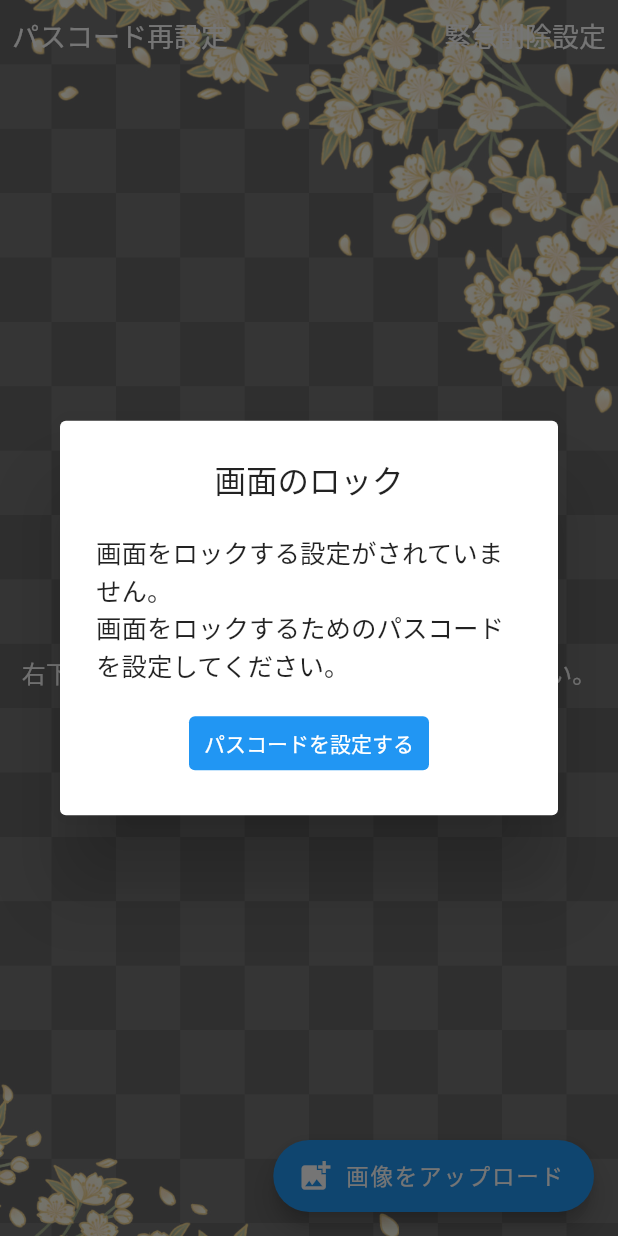
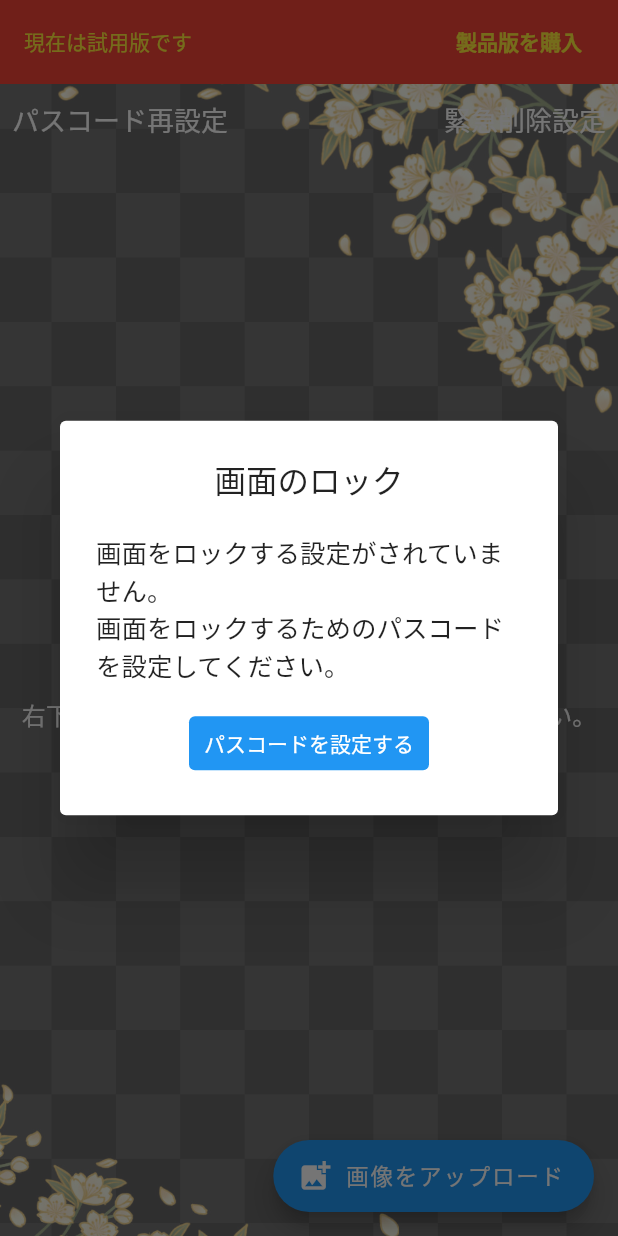
Before and after one commit to agora-creation/ending_file_app, a Flutter app: the HomeScreen screen opened directly, on a phone screen of 412 x 824 dp. Run offline on Flutter 3.47's test engine with Material 2 defaults, Android fonts, the light colour scheme and no system bars; our stand-ins replace in_app_review, modal_bottom_sheet, shared_preferences, sqflite, top_snackbar_flutter, video_player; missing offline and left inert: flutter_screen_lock, video_thumbnail, wechat_assets_picker; accounts and stored records are empty; Roboto replaces fonts that are missing (ZenOldMincho-Regular).

Commit message:
20231127 commit

```diff
--- a/lib/common/style.dart
+++ b/lib/common/style.dart
@@ -7,6 +7,7 @@ const kBlackColor = Color(0xFF333333);
 const kGreyColor = Color(0xFF9E9E9E);
 const kRedColor = Color(0xFFF44336);
 const kBlueColor = Color(0xFF2196F3);
+const kYellowColor = Color(0xFFFFEB3B);
 
 ThemeData customTheme() {
   return ThemeData(
--- a/lib/screens/home.dart
+++ b/lib/screens/home.dart
@@ -12,6 +12,7 @@ import 'package:ending_file_app/widgets/audio_card.dart';
 import 'package:ending_file_app/widgets/custom_sm_button.dart';
 import 'package:ending_file_app/widgets/custom_text_button.dart';
 import 'package:ending_file_app/widgets/image_card.dart';
+import 'package:ending_file_app/widgets/purchase_list_tile.dart';
 import 'package:ending_file_app/widgets/video_card.dart';
 import 'package:flutter/material.dart';
 import 'package:flutter/services.dart';
@@ -220,6 +221,9 @@ class _HomeScreenState extends State<HomeScreen> with WidgetsBindingObserver {
         body: SafeArea(
           child: Column(
             children: [
+              PurchaseListTile(
+                onPressed: () {},
+              ),
               Row(
                 mainAxisAlignment: MainAxisAlignment.spaceBetween,
                 children: [
--- /dev/null
+++ b/lib/widgets/purchase_list_tile.dart
@@ -0,0 +1,36 @@
+import 'package:ending_file_app/common/style.dart';
+import 'package:flutter/material.dart';
+
+class PurchaseListTile extends StatelessWidget {
+  final Function()? onPressed;
+
+  const PurchaseListTile({
+    this.onPressed,
+    super.key,
+  });
+
+  @override
+  Widget build(BuildContext context) {
+    return ListTile(
+      tileColor: kRedColor,
+      title: const Text(
+        '現在は試用版です',
+        style: TextStyle(
+          color: kYellowColor,
+          fontSize: 14,
+        ),
+      ),
+      trailing: TextButton(
+        child: const Text(
+          '製品版を購入',
+          style: TextStyle(
+            color: kYellowColor,
+            fontSize: 14,
+            fontWeight: FontWeight.bold,
+          ),
+        ),
+        onPressed: () {},
+      ),
+    );
+  }
+}
--- a/pubspec.yaml
+++ b/pubspec.yaml
@@ -29,7 +29,7 @@ dependencies:
   sqflite: ^2.3.0
   url_launcher: ^6.2.1
   in_app_review: ^2.0.8
-  in_app_purchase: ^3.1.11
+  purchases_flutter: ^6.4.0
 
 dependency_overrides:
   modal_bottom_sheet: ^3.0.0-pre
```
Also changed, not shown: lib/services/purchase.dart (+1 -22 lines), pubspec.lock.
